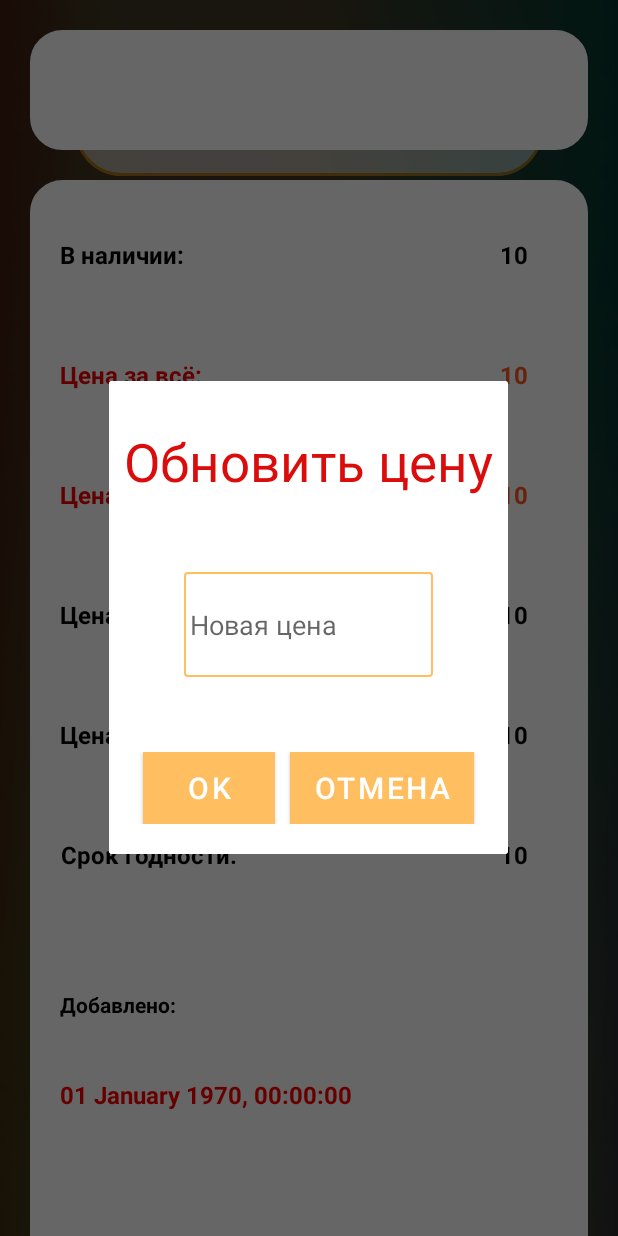
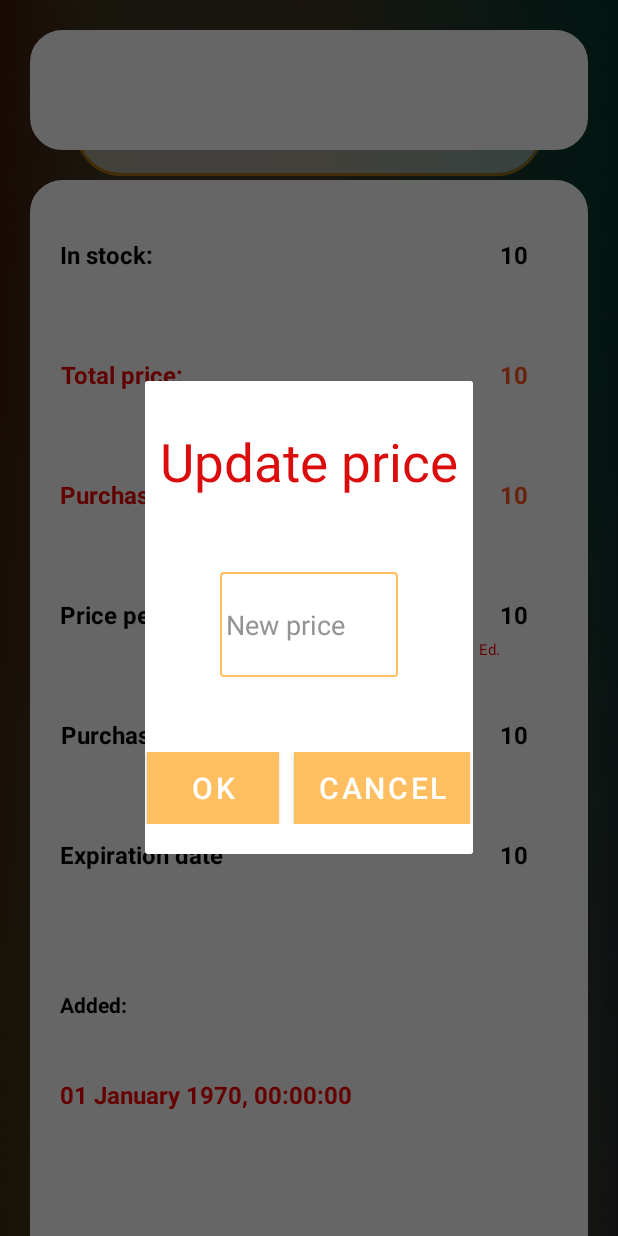
Before and after one commit to vsevolod8888/Etalon, an Android app: the fragment CDetail placed in its activity, after a tap on "10", on a phone screen of 412 x 824 dp. Run offline under Robolectric (Android 15) with nearby library versions, the phone set to English and light mode, and no system bars; our stand-ins replace data binding; 11 statements that could not run were skipped.

Commit message:
added multilanguage option

```diff
--- a/app/src/main/java/com/etalon/shashin/screens/AEnterFragment.kt
+++ b/app/src/main/java/com/etalon/shashin/screens/AEnterFragment.kt
@@ -40,6 +40,7 @@ class AEnterFragment : Fragment() {
             requireActivity(),
             object : OnBackPressedCallback(true){
                 override fun handleOnBackPressed(){
+
                 }
             })
 
--- a/app/src/main/res/layout/a_enter_fr.xml
+++ b/app/src/main/res/layout/a_enter_fr.xml
@@ -45,7 +45,7 @@
                 android:layout_marginBottom="5dp"
                 android:background="@drawable/background"
                 android:gravity="center"
-                android:text="Аминокислоты"
+                android:text="@string/aminokislotu"
                 android:textColor="@color/black"
                 android:textSize="30sp"
                 android:textStyle="bold"
@@ -67,7 +67,7 @@
                 android:layout_marginBottom="5dp"
                 android:background="@drawable/background"
                 android:gravity="center"
-                android:text="Витамины и минералы"
+                android:text="@string/vitandminerals"
                 android:textColor="@color/black"
                 android:textSize="30sp"
                 android:textStyle="bold"
@@ -87,7 +87,7 @@
                 android:layout_marginBottom="5dp"
                 android:background="@drawable/background"
                 android:gravity="center"
-                android:text="Вода и напитки"
+                android:text="@string/vodainapitki"
                 android:textColor="@color/black"
                 android:textSize="30sp"
                 android:textStyle="bold"
@@ -107,7 +107,7 @@
                 android:layout_marginBottom="5dp"
                 android:background="@drawable/background"
                 android:gravity="center"
-                android:text="Гейнеры"
+                android:text="@string/geineru"
                 android:textColor="@color/black"
                 android:textSize="30sp"
                 android:textStyle="bold"
@@ -127,7 +127,7 @@
                 android:layout_marginBottom="5dp"
                 android:background="@drawable/background"
                 android:gravity="center"
-                android:text="Креатины и энергетики"
+                android:text="@string/creatinandenergetic"
                 android:textColor="@color/black"
                 android:textSize="30sp"
                 android:textStyle="bold"
@@ -147,7 +147,7 @@
                 android:layout_marginBottom="5dp"
                 android:background="@drawable/background"
                 android:gravity="center"
-                android:text="Протеины"
+                android:text="@string/proteins"
                 android:textColor="@color/black"
                 android:textSize="30sp"
                 android:textStyle="bold"
@@ -167,7 +167,7 @@
                 android:layout_marginBottom="5dp"
                 android:background="@drawable/background"
                 android:gravity="center"
-                android:text="Протеиновые батончики"
+                android:text="@string/proteinsbatonchic"
                 android:textColor="@color/black"
                 android:textSize="30sp"
                 android:textStyle="bold"
@@ -187,7 +187,7 @@
                 android:layout_marginBottom="5dp"
                 android:background="@drawable/background"
                 android:gravity="center"
-                android:text="Жиросжигатели"
+                android:text="@string/giroshigately"
                 android:textColor="@color/black"
                 android:textSize="30sp"
                 android:textStyle="bold"
@@ -207,7 +207,7 @@
                 android:layout_marginBottom="5dp"
                 android:background="@drawable/background"
                 android:gravity="center"
-                android:text="Аксессуары"
+                android:text="@string/acsessuars"
                 android:textColor="@color/black"
                 android:textSize="30sp"
                 android:textStyle="bold"
--- a/app/src/main/res/layout/allertdialognewprice.xml
+++ b/app/src/main/res/layout/allertdialognewprice.xml
@@ -13,25 +13,24 @@
         android:layout_marginTop="30dp"
         android:layout_marginLeft="10dp"
         android:layout_marginRight="10dp"
-        android:text="Обновить цену"/>
-
+        android:text="@string/obnovittsenu"/>
 
 
     <EditText
         android:id="@+id/edittextNewPrice"
         android:layout_width="match_parent"
         android:layout_height="70dp"
-        android:hint="Новая цена"
         android:layout_margin="50dp"
+        android:layout_marginLeft="10dp"
+        android:layout_marginTop="10dp"
+        android:layout_marginRight="10dp"
+        android:layout_marginBottom="20dp"
+        android:textColor="@color/black"
+        android:textColorHint="@color/gray"
+        android:background="@drawable/edittext"
+        android:hint="@string/novayatsena"
         android:inputType="numberDecimal"
-        android:maxLength="7"
-        android:layout_marginTop="10dp"
-        android:layout_marginBottom="20dp"
-        android:layout_marginLeft="10dp"
-        android:layout_marginRight="10dp"
-        android:background="@drawable/edittext"/>
-
-
+        android:maxLength="7" />
 
     <LinearLayout
         android:layout_width="match_parent"
@@ -46,7 +45,7 @@
             android:layout_height="wrap_content"
             android:background="@drawable/button"
             android:textSize="20sp"
-            android:text="OK"
+            android:text="@string/ok"
             android:textColor="#ffffffff" />
 
         <Button
@@ -56,7 +55,7 @@
             android:layout_marginLeft="10dp"
             android:background="@drawable/button"
             android:gravity="center_vertical|center_horizontal"
-            android:text="Отмена"
+            android:text="@string/otmena"
             android:textSize="20sp"
             android:textColor="#ffffffff" />
 
--- a/app/src/main/res/layout/c_detail.xml
+++ b/app/src/main/res/layout/c_detail.xml
@@ -57,7 +57,7 @@
                         android:layout_height="60dp"
                         android:layout_margin="20dp"
                         android:gravity="center"
-                        android:text="В наличии:"
+                        android:text="@string/vnalichii"
                         android:textColor="@color/black"
                         android:textSize="16sp"
                         android:textStyle="bold"
@@ -88,7 +88,7 @@
                         android:layout_height="60dp"
                         android:layout_margin="20dp"
                         android:gravity="center"
-                        android:text="Цена за всё:"
+                        android:text="@string/tsenazavse"
                         android:textColor="#F30000"
                         android:textSize="16sp"
                         android:textStyle="bold"
@@ -102,7 +102,7 @@
                         android:layout_height="60dp"
                         android:layout_margin="20dp"
                         android:gravity="center"
-                        android:text="Цена за всё закупка:"
+                        android:text="@string/tsenazakup"
                         android:textColor="#F30000"
                         android:textSize="16sp"
                         android:textStyle="bold"
@@ -151,7 +151,7 @@
                         android:layout_margin="20dp"
                         android:background="@drawable/backgrounwhite"
                         android:gravity="center"
-                        android:text="Цена за ед.:"
+                        android:text="@string/tsenazaed"
                         android:textColor="@color/black"
                         android:textSize="16sp"
                         android:textStyle="bold"
@@ -166,7 +166,7 @@
                         android:layout_margin="20dp"
                         android:background="@drawable/backgrounwhite"
                         android:gravity="center"
-                        android:text="Цена за ед. закупка:"
+                        android:text="@string/tsenazaedinitsuzakupka"
                         android:textColor="@color/black"
                         android:textSize="16sp"
                         android:textStyle="bold"
@@ -182,7 +182,7 @@
                         android:layout_margin="20dp"
                         android:background="@drawable/backgrounwhite"
                         android:gravity="center"
-                        android:text="Срок годности:"
+                        android:text="@string/srokgodnosti"
                         android:textColor="@color/black"
                         android:textSize="16sp"
                         android:textStyle="bold"
@@ -214,7 +214,7 @@
                         android:layout_height="60dp"
                         android:background="@drawable/backgrounwhite"
                         android:gravity="bottom"
-                        android:text="(ред.)"
+                        android:text="@string/red"
                         android:textColor="#FF0000"
                         android:textSize="10sp"
                         app:layout_constraintBottom_toBottomOf="@+id/textViewPriceOneDetail"
@@ -267,7 +267,7 @@
                         android:layout_marginTop="40dp"
                         android:background="@drawable/backgrounwhite"
                         android:gravity="center"
-                        android:text="Добавлено:"
+                        android:text="@string/dobavleno"
                         android:textColor="@color/black"
                         android:textSize="14sp"
                         android:textStyle="bold"
--- a/app/src/main/res/values/colors.xml
+++ b/app/src/main/res/values/colors.xml
@@ -6,6 +6,7 @@
     <color name="teal_200">#FF03DAC5</color>
     <color name="teal_700">#FF018786</color>
     <color name="black">#FF000000</color>
+    <color name="gray">#959292</color>
     <color name="white">#FFFFFFFF</color>
     <color name="red">#FF0000</color>
     <color name="transparentcolour"></color>
--- a/app/src/main/res/values/strings.xml
+++ b/app/src/main/res/values/strings.xml
@@ -1,4 +1,41 @@
 <resources>
-    <string name="app_name">Эталон</string>
-    <string name="sportpit">Спортпит</string>
+    <string name="app_name">Etalon</string>
+    <string name="sportpit">Sports nutrition</string>
+    <string name="aminokislotu">Amino acids</string>
+    <string name="vitandminerals">Vitamins and minerals</string>
+    <string name="vodainapitki">Water and drinks</string>
+    <string name="geineru">Gainers</string>
+    <string name="creatinandenergetic">Creatines and energy boosters</string>
+    <string name="proteins">Proteins</string>
+    <string name="proteinsbatonchic">Protein bars</string>
+    <string name="giroshigately">Fat burners</string>
+    <string name="acsessuars">Accessories</string>
+
+    <string name="novayapozitsiya">New item</string>
+    <string name="nazvanie">Name</string>
+    <string name="kolichestvo">Quantity</string>
+    <string name="tsenazayed">Price per unit</string>
+    <string name="tsenazakup">Purchase price</string>
+    <string name="srokgodnosti">Expiration date</string>
+    <string name="ok">OK</string>
+    <string name="otmena">Cancel</string>
+    <string name="otnyat">Subtract -</string>
+    <string name="obnovittsenu">Update price</string>
+    <string name="novayatsena">New price</string>
+    <string name="dobavit">Add +</string>
+
+
+    <string name="tsena">Price</string>
+    <string name="kolvo">Q-ty</string>
+    <string name="summa">Total</string>
+
+    <string name="nugnozapolnitvsepola">All fields must be filled</string>
+    <string name="vnalichii">In stock:</string>
+    <string name="tsenazavse">Total price:</string>
+    <string name="tsenazavsezakupka">Total purchase price:</string>
+    <string name="tsenazaed">Price per unit:</string>
+    <string name="tsenazaedinitsuzakupka">Purchase price per unit:</string>
+    <string name="dobavleno">Added:</string>
+    <string name="grn"> uah</string>
+    <string name="red">Ed.</string>
 </resources>
--- a/build.gradle
+++ b/build.gradle
@@ -1,7 +1,7 @@
 // Top-level build file where you can add configuration options common to all sub-projects/modules.
 plugins {
-    id 'com.android.application' version '7.4.1' apply false
-    id 'com.android.library' version '7.4.1' apply false
+    id 'com.android.application' version '8.7.2' apply false
+    id 'com.android.library' version '8.7.2' apply false
     id 'org.jetbrains.kotlin.android' version '1.8.0' apply false
-    id 'androidx.navigation.safeargs' version '2.5.3' apply false
+    id 'androidx.navigation.safeargs' version '2.8.5' apply false
 }
```
Also changed, not shown: app/build.gradle (+21 -22 lines), app/src/main/java/com/etalon/shashin/Adapter.kt (+6 -7 lines), app/src/main/java/com/etalon/shashin/SingleLiveEvent.kt (deleted, +0 -49 lines), app/src/main/java/com/etalon/shashin/screens/BListFragment.kt (+2 -6 lines), app/src/main/java/com/etalon/shashin/screens/CDetail.kt (+11 -13 lines), app/src/main/res/layout/allertdialog.xml (+18 -10 lines), app/src/main/res/layout/allertdialogminus.xml (+6 -4 lines), app/src/main/res/layout/allertdialogplus.xml (+6 -7 lines), app/src/main/res/layout/b_list.xml (+4 -4 lines), gradle/wrapper/gradle-wrapper.properties, 5 other files.
